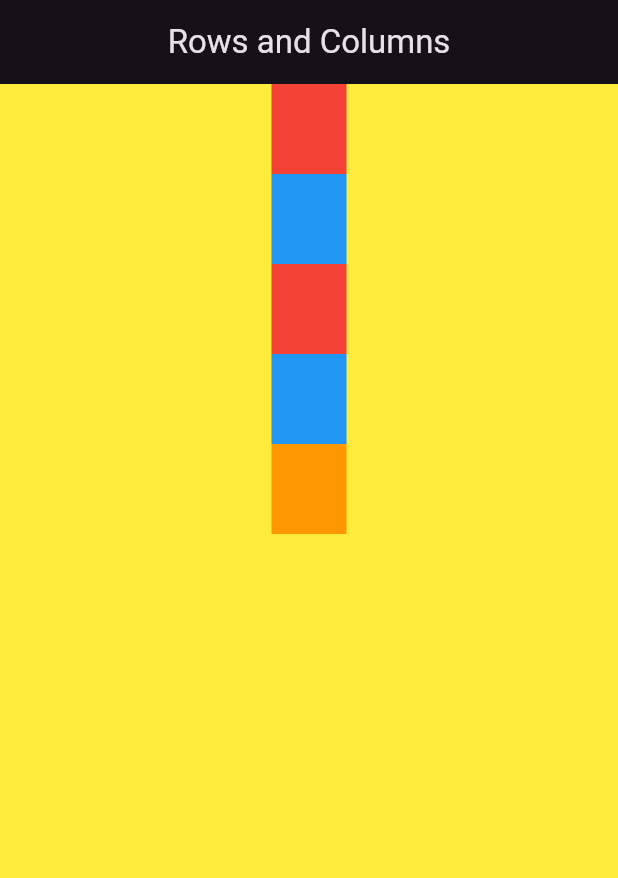
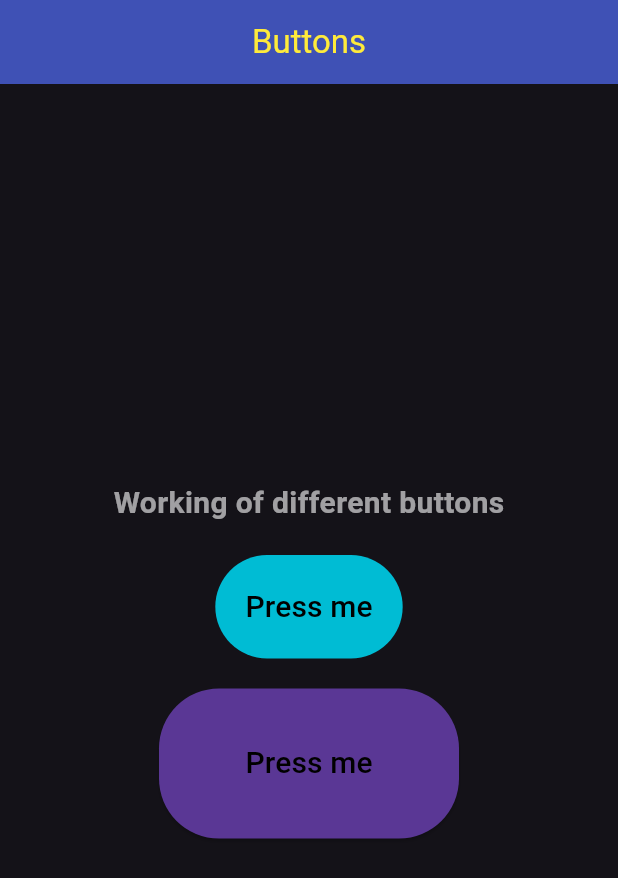
Before and after one commit to subhava06/Flutter-Learning, a Flutter app: the screen it shows after launch, on a phone screen of 412 x 824 dp. Shown: the top 878 px of the screen. Run offline on Flutter 3.47's test engine with Material 3 defaults, Android fonts, the phone set to English and light mode, and no system bars.

Commit message:
TextButton and ElevatedButton

```diff
--- a/lib/main.dart
+++ b/lib/main.dart
@@ -1,4 +1,5 @@
 import 'package:flutter/material.dart';
+import 'package:thirty_widgets/widgets/button.dart';
 import 'package:thirty_widgets/widgets/container_sized.dart';
 import 'package:thirty_widgets/widgets/rowscols.dart';
 void main() => runApp(const MyApp());
@@ -14,7 +15,7 @@ class MyApp extends StatelessWidget {
         brightness: Brightness.dark,
         primaryColor: const Color.fromARGB(255, 90, 55, 149),
       ),
-      home:  RowsCols(),
+      home:  buttonWidget(),
     );
   }
 }
--- /dev/null
+++ b/lib/widgets/button.dart
@@ -0,0 +1,66 @@
+import 'package:flutter/material.dart';
+
+class buttonWidget extends StatelessWidget {
+  const buttonWidget({super.key});
+
+  @override
+  Widget build(BuildContext context) {
+    return  Scaffold(
+
+      appBar: AppBar(
+
+        backgroundColor: Colors.indigo,
+        title: Center(child: Text('Buttons',
+        style: TextStyle(color: Colors.yellow,),)),
+
+      ),
+      body: Center(
+        child: Column(
+          mainAxisAlignment: MainAxisAlignment.center,
+          children: [
+            Center(
+              child: Text('Working of different buttons',
+                  style: TextStyle(color: Colors.white60, fontSize: 20,fontWeight: FontWeight.bold, ),
+              ),
+            ),
+            SizedBox(height: 20,),
+            TextButton(onPressed: (){},
+
+                style: ButtonStyle(
+                  padding: WidgetStateProperty.all(EdgeInsets.all(20),),
+                  elevation: WidgetStateProperty.all(20),
+                    overlayColor: WidgetStateProperty.all(Colors.yellow),
+                    backgroundColor: WidgetStateProperty.all(Colors.cyan)),
+                child:
+                Text(
+                  'Press me',
+                style: TextStyle(fontSize: 20, color: Colors.black,))
+            ),
+            SizedBox(height: 20,),
+            Container(
+              height: 100,
+                width: 200,
+              child: ElevatedButton(
+                style: ButtonStyle(backgroundColor: WidgetStateProperty.all(Theme.of(context).primaryColor),
+                overlayColor: WidgetStateProperty.all(Colors.yellow,),
+                  padding: WidgetStateProperty.all(EdgeInsets.all(20)),
+                  shape: WidgetStateProperty.all(RoundedRectangleBorder(
+                    borderRadius: BorderRadius.circular(40),
+                  ),
+                  ),
+                ),
+                onPressed: (){
+                print('Like and Share');
+              },
+                  child: Text(
+                      'Press me',
+                      style: TextStyle(fontSize: 20, color: Colors.black),
+                  ),
+              ),
+            ),
+          ],
+        ),
+      ),
+    );
+  }
+}
```
